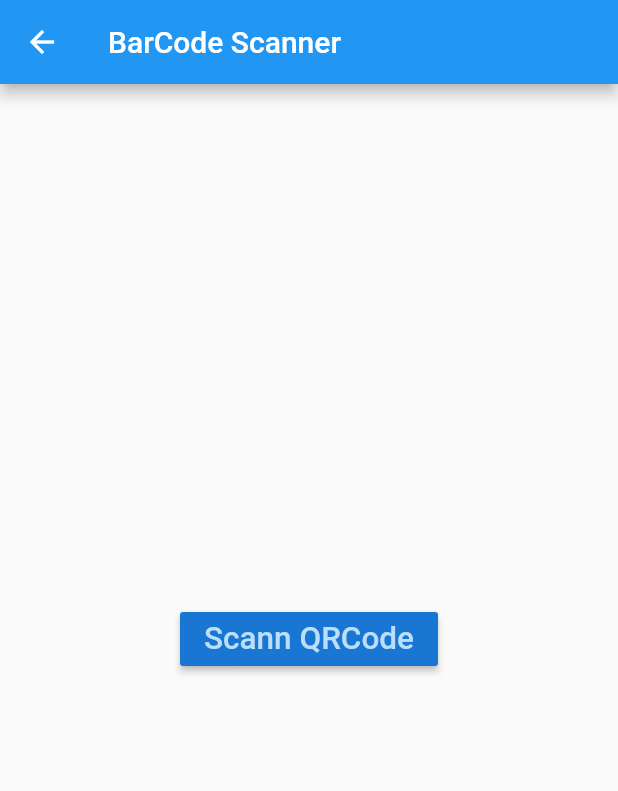
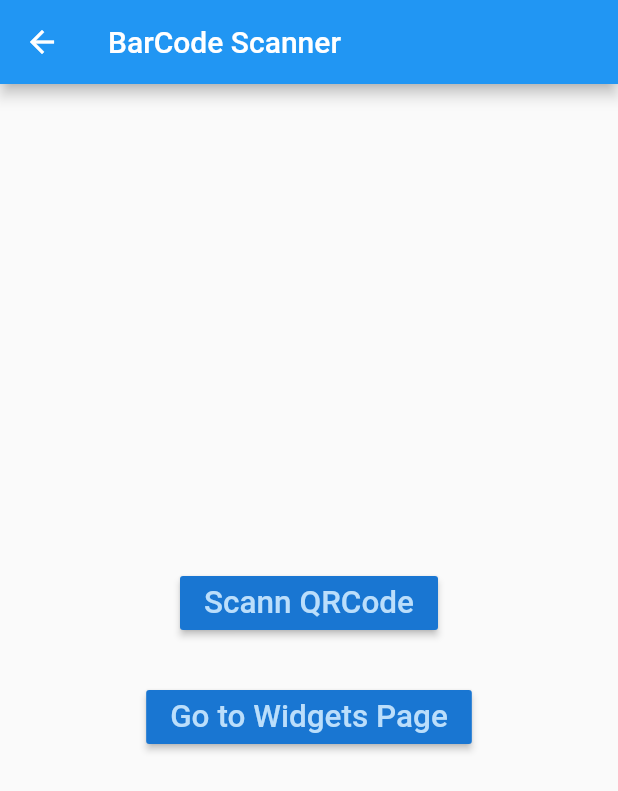
Before and after one commit to AnildoCaldasDev/app_mobile_flutter, a Flutter app: the ScannerPage screen opened directly, on a phone screen of 412 x 824 dp. Shown: the top 791 px of the screen. Run offline on Flutter 3.47's test engine with Material 2 defaults, Android fonts, the phone set to English and light mode, and no system bars; missing offline and left inert: barcode_scan.

Commit message:
added new functionality and navigation to main page wit somecontrols in flutter

```diff
--- a/lib/scanner.dart
+++ b/lib/scanner.dart
@@ -1,3 +1,4 @@
+import 'package:app_mobile_flutter/widgets.dart';
 import 'package:flutter/material.dart';
 import 'package:barcode_scan/barcode_scan.dart';
 
@@ -22,18 +23,30 @@ class _ScannerPageState extends State<ScannerPage> {
         child: Column(
           mainAxisAlignment: MainAxisAlignment.center,
           children: <Widget>[
-            RaisedButton(
+            Center(
+                child: RaisedButton(
                     color: Theme.of(context).primaryColorDark,
                     textColor: Theme.of(context).primaryColorLight,
                     onPressed: () => scannQrCode(),
                     child: Text(
                       'Scann QRCode',
                       textScaleFactor: 1.5,
+                    ))),
+            Center(
+              child: Text(
+                code,
+                style: TextStyle(fontSize: 24, fontWeight: FontWeight.bold),
               ),
             ),
-            Text(
-              code,
-              style: TextStyle(fontSize: 24, fontWeight: FontWeight.bold),
+            Center(child:
+              RaisedButton(
+                    color: Theme.of(context).primaryColorDark,
+                    textColor: Theme.of(context).primaryColorLight,
+                    onPressed: () => goToWidgetsPage(),
+                    child: Text(
+                      'Go to Widgets Page',
+                      textScaleFactor: 1.5,
+                    ))
             )
           ],
         ),
@@ -51,4 +64,9 @@ class _ScannerPageState extends State<ScannerPage> {
       print(e);
     }
   }
+
+  goToWidgetsPage(){
+     Navigator.push(context, MaterialPageRoute(builder: (context) => MyWidgets()));
   }
+
+}
--- a/pubspec.yaml
+++ b/pubspec.yaml
@@ -43,9 +43,8 @@ flutter:
   uses-material-design: true
 
   # To add assets to your application, add an assets section, like this:
-  # assets:
-  #  - images/a_dot_burr.jpeg
-  #  - images/a_dot_ham.jpeg
+  assets:
+  - assets/loading.gif
 
   # An image asset can refer to one or more resolution-specific "variants", see
   # https://flutter.dev/assets-and-images/#resolution-aware.
```
Also changed, not shown: lib/main.dart (+21 -1 lines), lib/widgets.dart (added, +38 -0 lines), assets/loading.gif (added). Lines whose indentation alone changed are shown as unchanged.
